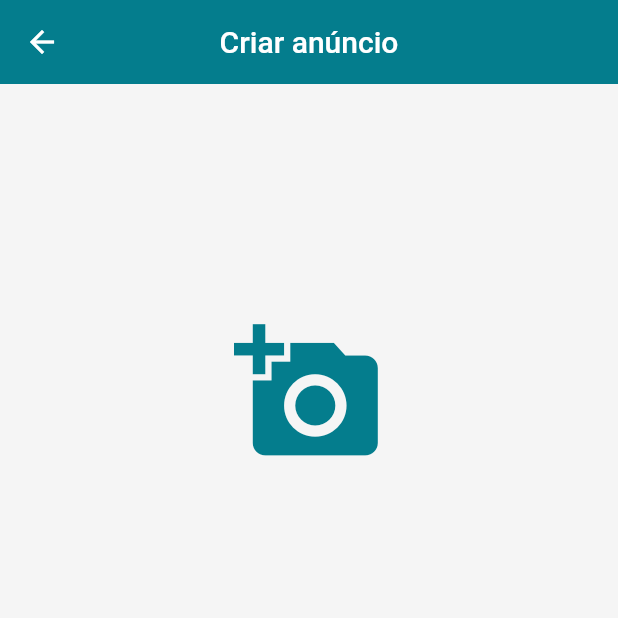
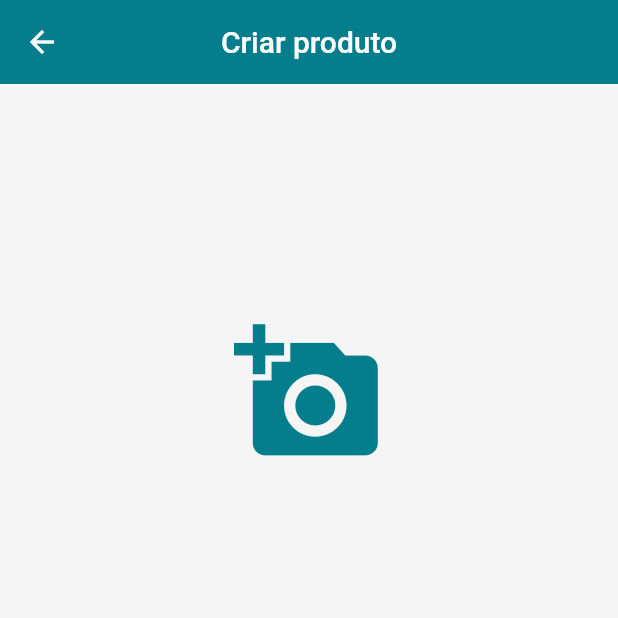
Before and after one commit to marcelofcamillo/loja_virtual, a Flutter app: the EditProductScreen screen opened by its route, after a tap on "Salvar", on a phone screen of 412 x 824 dp, the top half of it. Run offline on Flutter 3.47's test engine with Material 2 defaults, Android fonts, the phone set to English and light mode, and no system bars; drawn by our look-alikes of carousel_pro; our stand-ins replace cloud_firestore, firebase_auth, image_cropper, image_picker, transparent_image; missing offline and left inert: alphabet_list_scroll_view; accounts and stored records are empty.

Commit message:
Armazenando os Dados Atualizados no Produto

```diff
--- a/lib/models/product.dart
+++ b/lib/models/product.dart
@@ -23,6 +23,8 @@ class Product extends ChangeNotifier{
   String description;
   List<String> images;
   List<ItemSize> sizes;
+
+  List<dynamic> newImages;
 
   ItemSize _selectedSize;
   ItemSize get selectedSize => _selectedSize;
@@ -75,4 +77,9 @@ class Product extends ChangeNotifier{
       sizes: sizes.map((sizes) => sizes.clone()).toList()
     );
   }
+
+  @override
+  String toString() {
+    return 'Product{id: $id, name: $name, description: $description, images: $images, sizes: $sizes, newImages: $newImages}';
+  }
 }
--- a/lib/screens/edit_product/components/images_form.dart
+++ b/lib/screens/edit_product/components/images_form.dart
@@ -16,7 +16,7 @@ class ImagesForm extends StatelessWidget {
   @override
   Widget build(BuildContext context) {
     return FormField<List<dynamic>>(
-      initialValue: product.images,
+      initialValue: List.from(product.images),
       validator: (images) {
         if(images.isEmpty) {
           return 'Insira ao menos uma imagem.';
@@ -24,6 +24,7 @@ class ImagesForm extends StatelessWidget {
           return null;
         }
       },
+      onSaved: (images) => product.newImages = images,
       builder: (state) {
         void onImageSelected(File file) {
           state.value.add(file);
--- a/lib/screens/edit_product/components/sizes_form.dart
+++ b/lib/screens/edit_product/components/sizes_form.dart
@@ -4,7 +4,6 @@ import 'package:loja_virtual/models/item_size.dart';
 import 'package:loja_virtual/models/product.dart';
 
 import 'edit_item_size.dart';
-
 
 class SizesForm extends StatelessWidget {
   const SizesForm(this.product);
--- a/lib/screens/edit_product/edit_product_screen.dart
+++ b/lib/screens/edit_product/edit_product_screen.dart
@@ -20,7 +20,7 @@ class EditProductScreen extends StatelessWidget {
 
     return Scaffold(
       appBar: AppBar(
-        title: Text(editing ? 'Editar anúncio' : 'Criar anúncio'),
+        title: Text(editing ? 'Editar produto' : 'Criar produto'),
         centerTitle: true
       ),
       backgroundColor: Colors.white,
@@ -51,7 +51,8 @@ class EditProductScreen extends StatelessWidget {
                       } else {
                         return null;
                       }
-                    }
+                    },
+                    onSaved: (name) => product.name = name
                   ),
                   Padding(
                     padding: const EdgeInsets.only(top: 4),
@@ -97,7 +98,8 @@ class EditProductScreen extends StatelessWidget {
                       } else {
                         return null;
                       }
-                    }
+                    },
+                    onSaved: (desc) => product.description = desc
                   ),
                   SizesForm(product),
                   const SizedBox(height: 20),
@@ -106,6 +108,9 @@ class EditProductScreen extends StatelessWidget {
                     child: RaisedButton(
                       onPressed: () {
                         if(formKey.currentState.validate()) {
+                          formKey.currentState.save();
+
+                          print(product);
                           print('válido');
                         }
                       },
```
